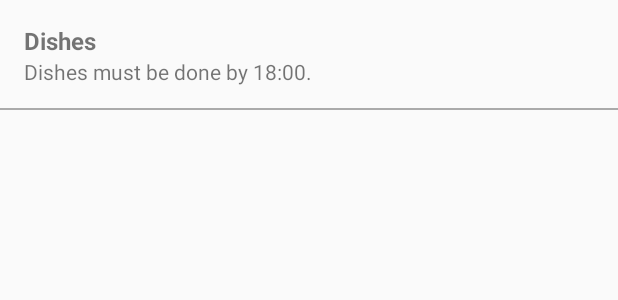
After one commit to Dan6erbond/Leistungsbeurteilung, an Android app: the layout card_chore_widget.xml on its own in the app's theme, with its tools: preview values and no code run, on a phone screen of 412 x 824 dp. The commit adds this screen. Shown: the top 300 px of the screen. Run offline under Robolectric (Android 15) with nearby library versions, the phone set to English and light mode, and no system bars.

Commit message:
create chore widget

```diff
--- a/Chore App/app/build.gradle
+++ b/Chore App/app/build.gradle
@@ -12,7 +12,7 @@ android {
         minSdkVersion 21
         targetSdkVersion 29
         versionCode 2
-        versionName "1.1"
+        versionName "1.1.0"
         multiDexEnabled true
         testInstrumentationRunner "androidx.test.runner.AndroidJUnitRunner"
     }
--- /dev/null
+++ b/Chore App/app/src/main/res/layout/card_chore_widget.xml
@@ -0,0 +1,25 @@
+<?xml version="1.0" encoding="utf-8"?>
+<LinearLayout xmlns:android="http://schemas.android.com/apk/res/android"
+    android:layout_width="match_parent"
+    android:layout_height="wrap_content"
+    android:background="@drawable/bg_bottom_border"
+    android:clickable="true"
+    android:focusable="true"
+    android:foreground="?android:selectableItemBackground"
+    android:orientation="vertical"
+    android:padding="16dp">
+
+    <TextView
+        android:id="@+id/choreName"
+        android:layout_width="match_parent"
+        android:layout_height="wrap_content"
+        android:text="Dishes"
+        android:textSize="16sp"
+        android:textStyle="bold" />
+
+    <TextView
+        android:id="@+id/choreDescription"
+        android:layout_width="match_parent"
+        android:layout_height="wrap_content"
+        android:text="Dishes must be done by 18:00." />
+</LinearLayout>
--- /dev/null
+++ b/Chore App/app/src/main/res/values-v14/dimens.xml
@@ -0,0 +1,3 @@
+<resources>
+    <dimen name="widget_margin">0dp</dimen>
+</resources>
--- a/Chore App/app/src/main/res/values/dimens.xml
+++ b/Chore App/app/src/main/res/values/dimens.xml
@@ -7,4 +7,5 @@
     <dimen name="nav_header_height">176dp</dimen>
     <dimen name="app_bar_height">180dp</dimen>
     <dimen name="text_margin">16dp</dimen>
+    <dimen name="widget_margin">8dp</dimen>
 </resources>
--- a/Chore App/app/src/main/res/values/strings.xml
+++ b/Chore App/app/src/main/res/values/strings.xml
@@ -160,4 +160,6 @@
     <string name="chore_name">Chore Name</string>
     <string name="chore_description">Chore Description</string>
     <string name="change_description">Change Description</string>
+    <string name="appwidget_text">EXAMPLE</string>
+    <string name="add_widget">Add widget</string>
 </resources>
```
Also changed, not shown: Chore App/app/src/main/AndroidManifest.xml (+19 -0 lines), Chore App/app/src/main/java/ch/bbbaden/choreapp/widgets/ChoresService.kt (added, +28 -0 lines), Chore App/app/src/main/java/ch/bbbaden/choreapp/widgets/ChoresWidgetProvider.kt (added, +74 -0 lines), Chore App/app/src/main/java/ch/bbbaden/choreapp/widgets/ChoresWidgetService.kt (added, +86 -0 lines), Chore App/app/src/main/res/layout/chores_app_widget.xml (added, +32 -0 lines), Chore App/app/src/main/res/xml/chores_widget_info.xml (added, +8 -0 lines).
